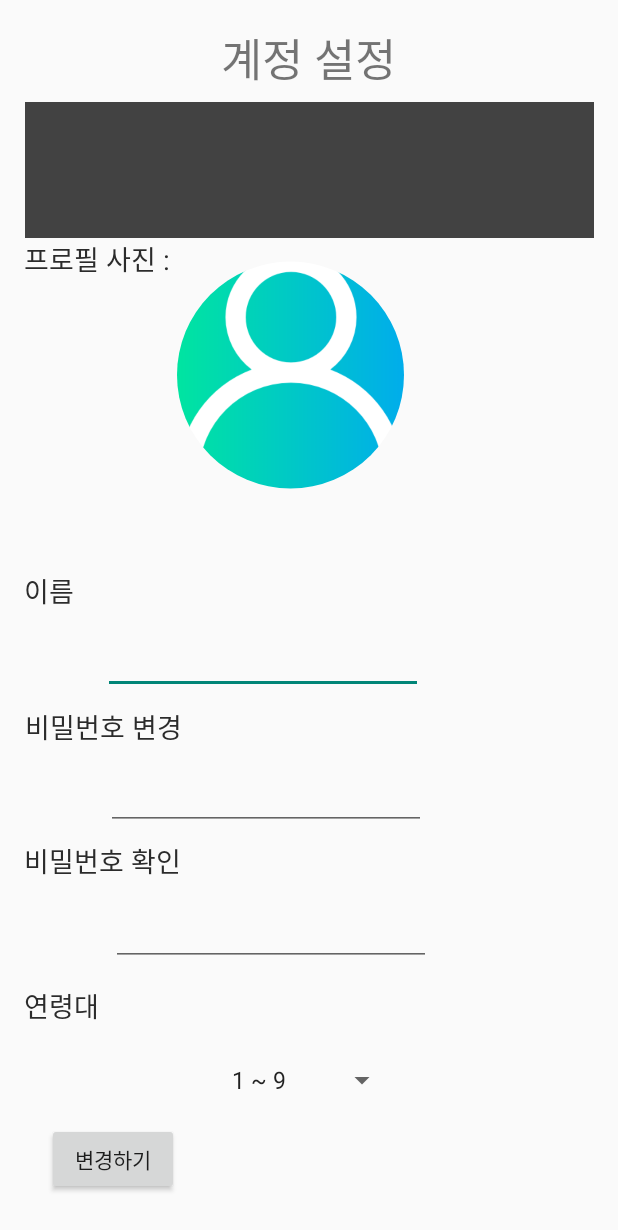
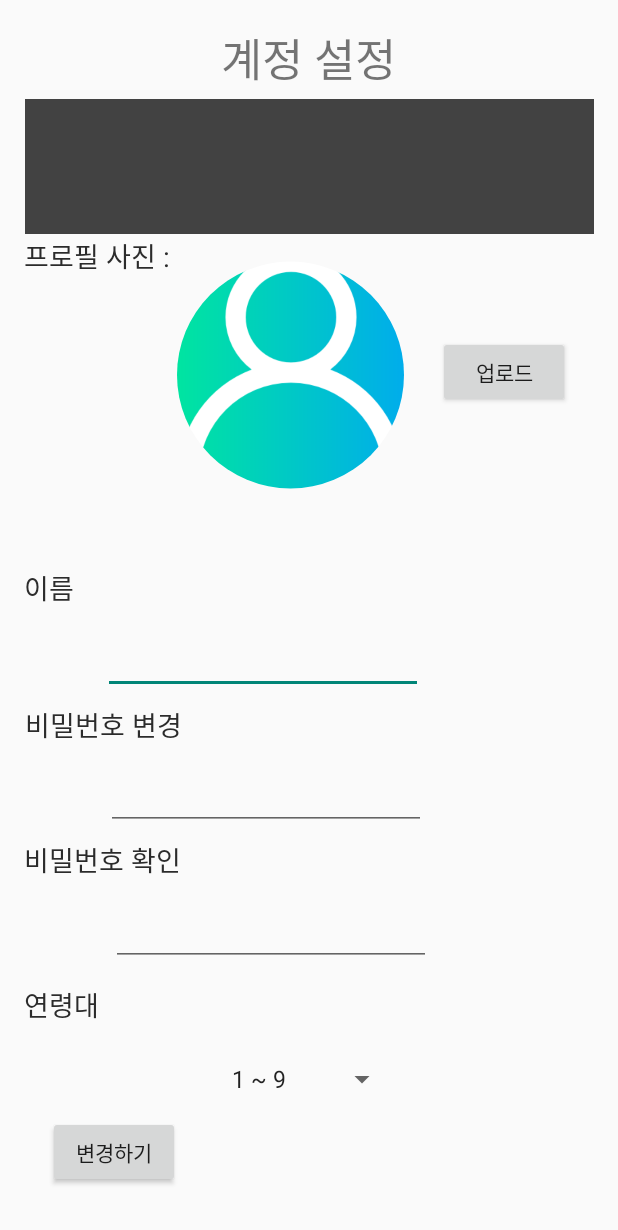
Before and after one commit to C0deWave/EcoExpedition, an Android app: the SettingAccountActivity screen opened directly, with no data from a screen before it, on a phone screen of 412 x 824 dp. Shown: the top 1230 px of the screen. Run offline under Robolectric (Android 15) with nearby library versions, the phone set to English and light mode, and no system bars; our stand-ins replace CircleImageView; pictures from the network do not load.

Commit message:
2021.05.22 계정 정보 변경 구현v1.2 - 참가 그룹 리스트와 총 기부금액 초기화 에러 수정 - 이미지 변경을 위한 버튼 제작

```diff
--- a/app/src/main/res/layout/activity_setting_account.xml
+++ b/app/src/main/res/layout/activity_setting_account.xml
@@ -162,10 +162,19 @@
         android:id="@+id/changeUserInfo_settingAccount"
         android:layout_width="wrap_content"
         android:layout_height="wrap_content"
-        android:layout_marginStart="31dp"
-        android:layout_marginBottom="26dp"
+        android:layout_marginStart="32dp"
+        android:layout_marginBottom="32dp"
         android:text="변경하기"
         app:layout_constraintBottom_toBottomOf="parent"
-        app:layout_constraintStart_toStartOf="parent"
-        app:layout_constraintTop_toBottomOf="@+id/imageView5" />
+        app:layout_constraintStart_toStartOf="parent" />
+
+    <Button
+        android:id="@+id/upload"
+        android:layout_width="wrap_content"
+        android:layout_height="wrap_content"
+        android:layout_marginTop="224dp"
+        android:layout_marginEnd="32dp"
+        android:text="업로드"
+        app:layout_constraintEnd_toEndOf="parent"
+        app:layout_constraintTop_toTopOf="parent" />
 </androidx.constraintlayout.widget.ConstraintLayout>
```
